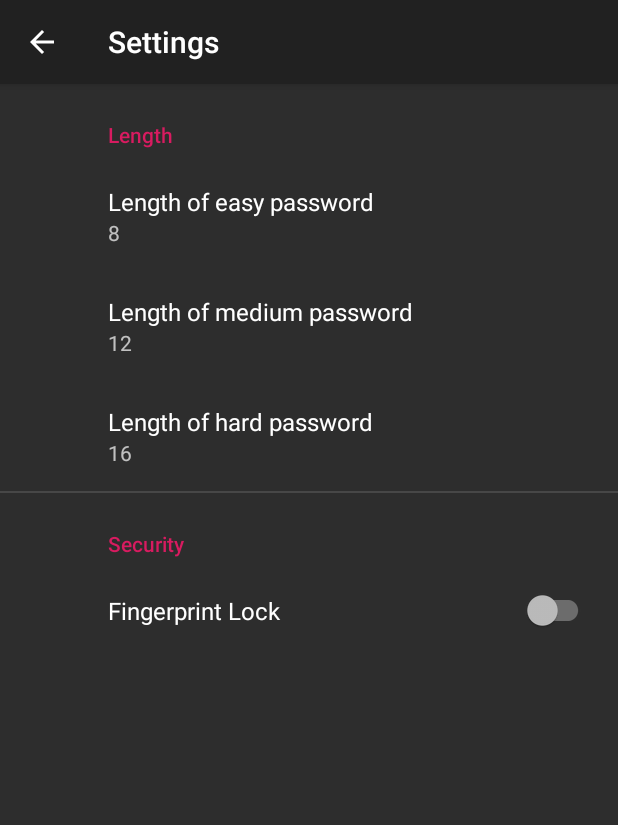
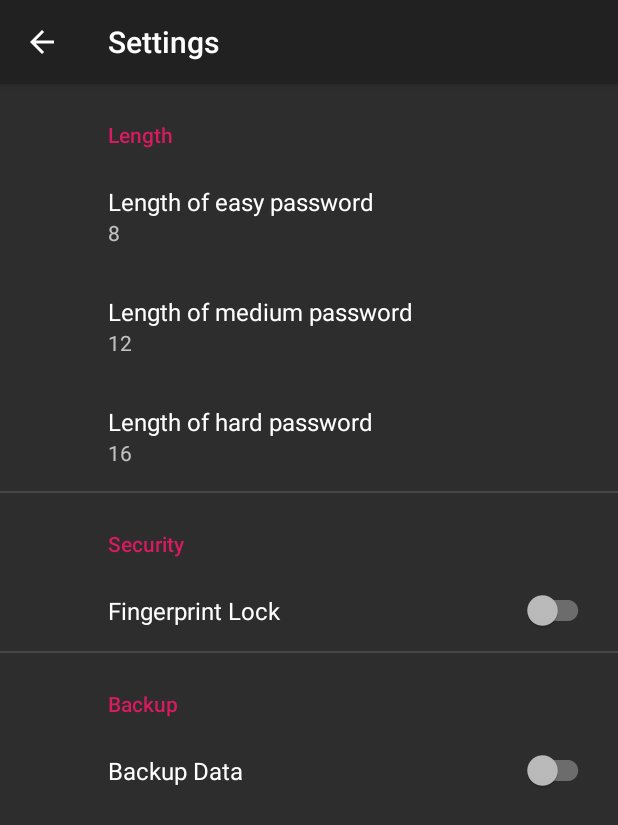
Before and after one commit to thisisfaisalhere/PasswordBro, an Android app: the screen it shows after launch (SettingsActivity), after a tap on "Settings", on a phone screen of 412 x 824 dp. Shown: the top 825 px of the screen. Run offline under Robolectric (Android 15) with nearby library versions, the phone set to English and light mode, and no system bars; our stand-ins replace androidx.preference, navigation-ui; libraries missing offline, so code that uses them is left out: com.parse, es.dmoral.toasty; 1 statement that could not run was skipped.

Commit message:
bug fixes and minor improvements

```diff
--- a/app/src/main/java/com/virusX/passwordbro/SplashActivity.java
+++ b/app/src/main/java/com/virusX/passwordbro/SplashActivity.java
@@ -3,7 +3,6 @@ package com.virusX.passwordbro;
 import androidx.appcompat.app.AppCompatActivity;
 import androidx.core.content.ContextCompat;
 import androidx.preference.PreferenceManager;
-
 import android.Manifest;
 import android.annotation.TargetApi;
 import android.app.KeyguardManager;
@@ -17,10 +16,11 @@ import android.os.Handler;
 import android.security.keystore.KeyGenParameterSpec;
 import android.security.keystore.KeyPermanentlyInvalidatedException;
 import android.security.keystore.KeyProperties;
-import android.util.Log;
 import android.view.Window;
 import android.widget.ImageView;
 import android.widget.TextView;
+
+import com.parse.ParseInstallation;
 
 import java.io.IOException;
 import java.security.InvalidAlgorithmParameterException;
@@ -31,7 +31,6 @@ import java.security.NoSuchAlgorithmException;
 import java.security.NoSuchProviderException;
 import java.security.UnrecoverableKeyException;
 import java.security.cert.CertificateException;
-
 import javax.crypto.Cipher;
 import javax.crypto.KeyGenerator;
 import javax.crypto.NoSuchPaddingException;
@@ -62,6 +61,7 @@ public class SplashActivity extends AppCompatActivity {
         }
         setContentView(R.layout.activity_splash);
 
+        ParseInstallation.getCurrentInstallation().saveInBackground();
 
         Handler handler = new Handler();
         intent = new Intent(SplashActivity.this, MainActivity.class);
--- a/app/src/main/res/values/strings.xml
+++ b/app/src/main/res/values/strings.xml
@@ -3,6 +3,8 @@
     <string name="navigation_drawer_open">Open navigation drawer</string>
     <string name="navigation_drawer_close">Close navigation drawer</string>
     <string name="nav_header_title">Password Bro</string>
+
+    <!-- Layout string -->
     <string name="nav_header_desc">Navigation header</string>
     <string name="action_settings">Settings</string>
     <string name="menu_home">Home</string>
@@ -27,33 +29,39 @@
     <!-- Preference Titles -->
     <string name="length_header">Length</string>
     <string name="security_header">Security</string>
+    <string name="backup">Backup</string>
 
-    <!-- Messages Preferences -->
+    <!-- Preference string -->
     <string name="easy_length">Length of easy password</string>
     <string name="mod_length">Length of medium password</string>
     <string name="hard_length">Length of hard password</string>
     <string name="fingerprint">Fingerprint Lock</string>
+    <string name="backup_string">Backup Data</string>
 
-    <!-- Sync Preferences -->
-    <string name="sync_title">Backup to Drive</string>
+    <!-- privacy string-->
     <string name="privacy_title">Every Thing you need to know</string>
     <string name="privacy_subtitle">1. I don\'t collect any information from you or any kind of usage data.\n
                                     2. Every thing you do on this app, stays on this app.\n
                                     3. I am totally against AdWare and you\'ll not find a single Ad anywhere in this app.\n
                                     4. Only thing goes outside this app is your backup data and nothing more.\n</string>
     <string name="privacy">privacy_logo</string>
+
+    <!-- share string -->
     <string name="share_title">Share</string>
     <string name="share_logo">share_logo</string>
     <string name="share_subtitle">Loved the app?\nShare with your friends.</string>
     <string name="share_message">I have download this app.\nIt helps me in managing my passwords.\nIt is easy to use and is really secure\n
         Download it here: https://tinyurl.com/passwordbro</string>
+
+    <!-- splash string -->
     <string name="app_icon">appIcon</string>
     <string name="splash_title">Unlock Password Bro</string>
     <string name="lock_img">lockImg</string>
 
+    <!-- fingerprint string-->
     <string name="fingerprint_error_1">Fingerprint Scanner not Found</string>
     <string name="fingerprint_error_2">Permission not granted</string>
     <string name="fingerprint_error_3">Add Screen Lock on your Phone in Settings</string>
-    <string name="fingerprint_error_4">Add tt least 1 Fingerprint</string>
+    <string name="fingerprint_error_4">Add at least 1 Fingerprint</string>
     <string name="fingerprint_success">Touch the fingerprint sensor</string>
 </resources>
--- a/app/src/main/res/xml/root_preferences.xml
+++ b/app/src/main/res/xml/root_preferences.xml
@@ -35,4 +35,13 @@
 
     </PreferenceCategory>
 
+    <PreferenceCategory app:title="@string/backup">
+
+        <SwitchPreferenceCompat
+            app:key="backup"
+            app:title="@string/backup_string"
+            app:defaultValue="false"/>
+
+    </PreferenceCategory>
+
 </PreferenceScreen>
```
